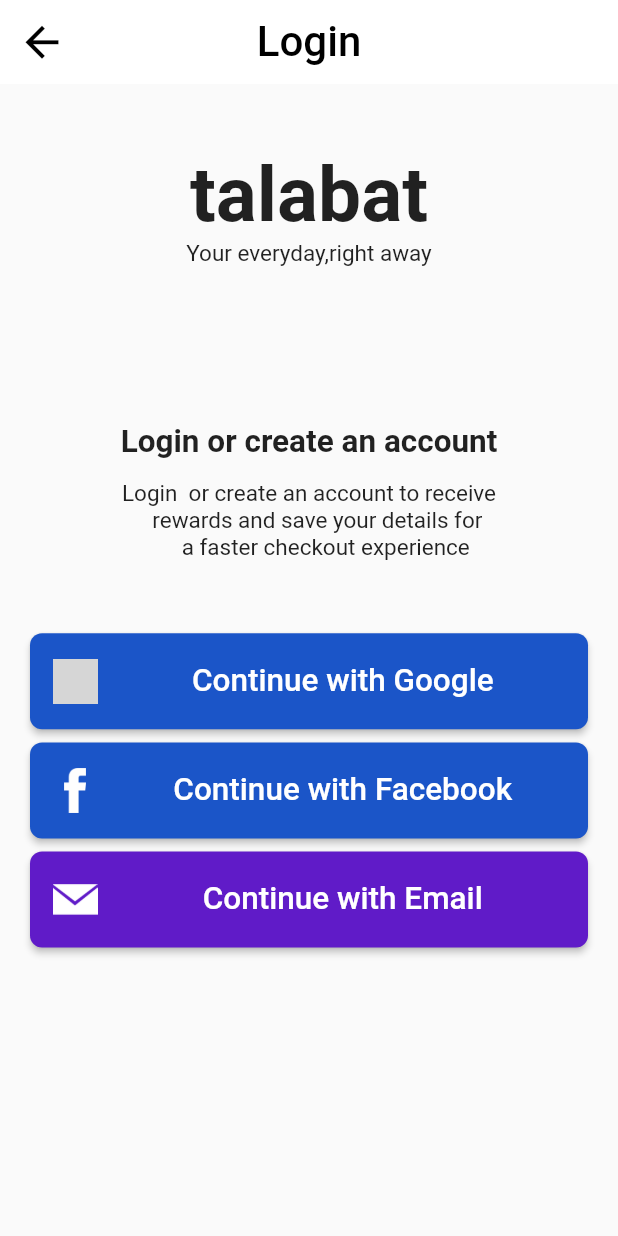
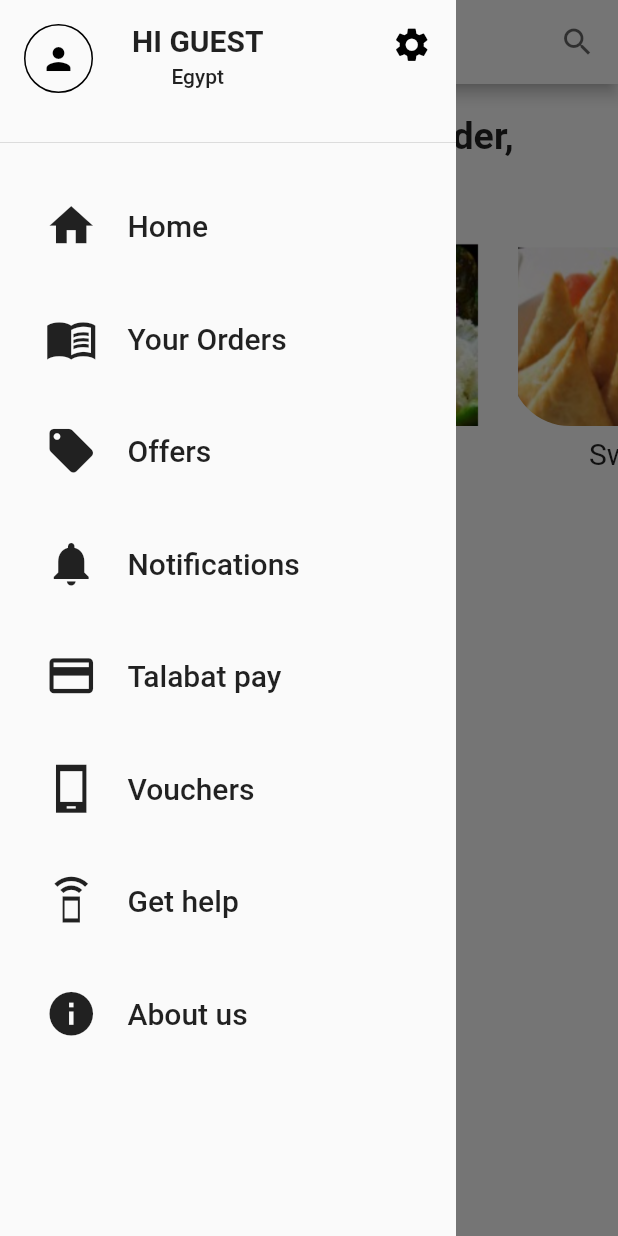
Before and after one commit to ShazaMashaal/talabat, a Flutter app: the screen it shows after launch, with the side drawer open (before the commit the screen has no drawer), on a phone screen of 412 x 824 dp. Run offline on Flutter 3.47's test engine with Material 2 defaults, Android fonts, the phone set to English and light mode, and no system bars; our stand-ins replace carousel_slider, dio, pin_code_fields, shared_preferences, splashscreen; grey boxes are pictures that could not be loaded.

Commit message:
homePage and drawer

```diff
--- a/lib/const.dart
+++ b/lib/const.dart
@@ -25,3 +25,11 @@
     return Text(headTitle,style: TextStyle(fontSize: 21,fontWeight: FontWeight.bold),);;
   }
 }
+
+
+final drawerSelectedItem=BoxDecoration(
+      color: Color(0xFF601BC8),
+    borderRadius: BorderRadius.only(topRight: Radius.circular(8),bottomRight: Radius.circular(8) )
+
+
+);
--- /dev/null
+++ b/lib/home_page/view/home_page.dart
@@ -0,0 +1,196 @@
+import 'package:flutter/material.dart';
+import 'package:talabat/items/drawer_items.dart';
+import 'package:carousel_slider/carousel_slider.dart';
+import '../../const.dart';
+
+class HomePage extends StatefulWidget {
+  @override
+  _HomePageState createState() => _HomePageState();
+}
+
+class _HomePageState extends State<HomePage> {
+  int _currentSelected;
+
+  @override
+  Widget build(BuildContext context) {
+    return Scaffold(
+      drawer: Drawer(
+        elevation: 0.0,
+        child: Column(
+          children: [
+            Container(
+              height: MediaQuery.of(context).size.height / 8,
+              child: DrawerHeader(
+                padding: EdgeInsets.zero,
+                child: ListTile(
+                    title: Align(
+                      alignment: Alignment(-1, -.9),
+                      child: Container(
+                        padding: EdgeInsets.all(10),
+                        height: MediaQuery.of(context).size.height / 13,
+                        child: Column(
+                          mainAxisAlignment: MainAxisAlignment.spaceBetween,
+                          children: [
+                            Text(
+                              "HI GUEST",
+                              style: TextStyle(
+                                  fontSize: 20, fontWeight: FontWeight.bold),
+                            ),
+                            Text("Egypt"),
+                          ],
+                        ),
+                      ),
+                    ),
+                    trailing: Icon(
+                      Icons.settings,
+                      size: 27,
+                      color: Colors.black,
+                    ),
+                    leading: Container(
+                      decoration: BoxDecoration(
+                          borderRadius: BorderRadius.circular(100),
+                          border: Border.all(color: Colors.black)),
+                      child: Padding(
+                        padding: const EdgeInsets.all(10.0),
+                        child: Icon(
+                          Icons.person,
+                          color: Colors.black,
+                        ),
+                      ),
+                    )),
+              ),
+            ),
+            Container(
+              child: ListView.builder(
+                physics: NeverScrollableScrollPhysics(),
+                shrinkWrap: true,
+                padding: EdgeInsets.all(10.0),
+                itemCount: listViewData.length,
+                itemBuilder: (context, index) {
+                  return GestureDetector(
+                    child: Container(
+                        child: _currentSelected == index
+                            ? Row(
+                                children: [
+                                  Container(
+                                    width: 9,
+                                    height: 50,
+                                    decoration: drawerSelectedItem,
+                                  ),
+                                  listViewData[index]
+                                ],
+                              )
+                            : listViewData[index]),
+                    onTap: () {
+                      setState(() {
+                        _currentSelected = index;
+                      });
+                    },
+                  );
+                },
+              ),
+            ),
+          ],
+        ),
+      ),
+      backgroundColor: Colors.white,
+      appBar: AppBar(
+        iconTheme: IconThemeData(color: Colors.black),
+        actions: [
+          Padding(
+            padding: const EdgeInsets.all(15.0),
+            child: Icon(
+              Icons.search,
+              color: Colors.black.withOpacity(0.6),
+            ),
+          )
+        ],
+        centerTitle: true,
+        backgroundColor: Colors.white,
+        title: Column(
+          mainAxisAlignment: MainAxisAlignment.spaceBetween,
+          children: [
+            Text(
+              "Delivering to",
+              style:
+                  TextStyle(fontSize: 16, color: Colors.black.withOpacity(0.6)),
+            ),
+            Row(
+              mainAxisAlignment: MainAxisAlignment.center,
+              children: [
+                Text(
+                  "El-GALLA Street",
+                  style: TextStyle(fontSize: 16, color: Color(0xFF601BC8)),
+                ),
+                Icon(
+                  Icons.arrow_downward,
+                  color: Color(0xFF601BC8),
+                )
+              ],
+            )
+          ],
+        ),
+      ),
+      body: ListView(
+        padding: EdgeInsets.only(top: 20.0,left: 20),
+        children: [
+          Text(
+            "What would you like to order, Ahmed?",
+            style: TextStyle(fontSize: 25, fontWeight: FontWeight.bold),
+          ),
+          SizedBox(
+            height: 180,
+            child: ListView(
+              scrollDirection: Axis.horizontal,
+              children: [
+                Column(
+                  mainAxisAlignment: MainAxisAlignment.spaceBetween,
+                  children: [
+                    ClipRRect(
+                        borderRadius: BorderRadius.circular(8.0),
+                        child: Image.asset(
+                          "assets/images/1.png",
+                          height: 150,
+                          width: 160,
+                        )),
+                    Text(
+                      "Food",
+                      style: TextStyle(fontSize: 20),
+                    )
+                  ],
+                ),
+                Column(
+                  mainAxisAlignment: MainAxisAlignment.spaceBetween,
+                  children: [
+
+                       Image.asset(
+                          "assets/images/2.png",
+                          height: 150,
+                          width: 160,
+                        ),
+                    Text("Grocries", style: TextStyle(fontSize: 20))
+                  ],
+                ),
+                Column(
+                  mainAxisAlignment: MainAxisAlignment.spaceBetween,
+                  children: [
+                    ClipRRect(
+                        borderRadius: BorderRadius.circular(40),
+                        child: Image.asset(
+                          "assets/images/3.png",
+                          height: 150,
+                          width: 160,
+                        )),
+                    Text("Sweet", style: TextStyle(fontSize: 20))
+                  ],
+                ),
+
+              ],
+            ),
+          ),
+
+        ],
+      ),
+    );
+  }
+}
--- /dev/null
+++ b/lib/items/drawer_items.dart
@@ -0,0 +1,36 @@
+ import 'package:flutter/material.dart';
+import 'package:talabat/widgets/drawer_item.dart';
+
+
+
+ List<DrawerItem> listViewData=
+
+    [
+           DrawerItem(
+             icon: Icons.home,
+             text: "Home",
+           ),
+           DrawerItem(
+             icon: Icons.menu_book_sharp,
+             text: "Your Orders",
+           ),DrawerItem(
+             icon: Icons.local_offer,
+             text: "Offers",
+           ),DrawerItem(
+             icon: Icons.notifications,
+             text: "Notifications",
+           ),DrawerItem(
+             icon: Icons.credit_card,
+             text: "Talabat pay",
+           ),DrawerItem(
+             icon: Icons.phone_android_sharp,
+             text: "Vouchers",
+           ),DrawerItem(
+             icon: Icons.speaker_phone_sharp,
+             text: "Get help",
+
+           ),DrawerItem(
+             icon: Icons.info,
+             text: "About us",
+           ),
+         ];
--- a/lib/login/view/login.dart
+++ b/lib/login/view/login.dart
@@ -1,6 +1,7 @@
 import 'package:flutter/material.dart';
 import 'package:talabat/forgot_password/view/forgot_password.dart';
 import 'package:talabat/shared/authentication.dart';
+import 'package:talabat/shared/shared_prefrences.dart';
 import 'package:talabat/sign_up/sign_up.dart';
 import 'package:talabat/map/map.dart';
 
@@ -124,8 +125,12 @@
                               final message = await authController.Auth(emailController.text, passwordController.text,"signInWithPassword");
                               if(message != 'ok')
                                 ScaffoldMessenger.of(context).showSnackBar(SnackBar(content: Text(message)));
-                              else
-                                Navigator.pushReplacement(context, MaterialPageRoute(builder: (context) => Map(),));
+                              else {
+
+                                Navigator.pushReplacement(context,
+                                    MaterialPageRoute(
+                                      builder: (context) => Map(),));
+                              }
                             }
                           },
                         ),
--- a/lib/main.dart
+++ b/lib/main.dart
@@ -1,7 +1,14 @@
 import 'package:flutter/material.dart';
+import 'package:flutter/services.dart';
+import 'package:talabat/home_page/view/home_page.dart';
+import 'package:talabat/shared/shared_prefrences.dart';
 import 'package:talabat/splash/view/splash.dart';
 
 void main() {
+
+  WidgetsFlutterBinding.ensureInitialized();
+  SharedPref.init();
+
   runApp(MyApp());
 }
 
@@ -9,6 +16,7 @@
   // This widget is the root of your application.
   @override
   Widget build(BuildContext context) {
+
     return MaterialApp(
       title: 'Flutter Demo',
       debugShowCheckedModeBanner: false,
@@ -16,9 +24,7 @@
 
         primarySwatch: Colors.blue,
       ),
-      home: Splash(
-
-      ),
+      home: HomePage(),
     );
   }
 }
--- a/lib/map/map.dart
+++ b/lib/map/map.dart
@@ -1,4 +1,7 @@
 import 'package:flutter/material.dart';
+import 'package:shared_preferences/shared_preferences.dart';
+import 'package:talabat/login_method/view/login_method.dart';
+import 'package:talabat/shared/shared_prefrences.dart';
 
 class Map extends StatefulWidget {
 
@@ -15,6 +18,17 @@
         leading: Icon(Icons.search),
         title: Text("Map"),
       ),
+      body: Center(
+        child: RaisedButton(
+          onPressed: () async {
+
+            SharedPref.clear();
+            Navigator.pushReplacement(context,
+                MaterialPageRoute(builder: (BuildContext ctx) => LoginMethod()));
+          },
+          child: Text('Logout'),
+        ),
+      ),
     );
   }
 }
--- a/lib/shared/authentication.dart
+++ b/lib/shared/authentication.dart
@@ -1,4 +1,5 @@
 import 'package:dio/dio.dart';
+import 'package:talabat/shared/shared_prefrences.dart';
 
 class AuthController {
 
@@ -15,8 +16,12 @@
         },
       ),);
     final data = response.data as Map;
-    if(data.containsKey('idToken'))
+    if(data.containsKey('idToken')){
+      SharedPref.init();
+      SharedPref.setID(data["idToken"]) ;
+
       return 'ok';
+    }
     else
       return data['error'];
   }
--- /dev/null
+++ b/lib/shared/shared_prefrences.dart
@@ -0,0 +1,22 @@
+import 'package:shared_preferences/shared_preferences.dart';
+
+class SharedPref {
+  static SharedPreferences prefs;
+
+  static Future init() async => prefs = await SharedPreferences.getInstance();
+
+  static bool containsKey(String key) => prefs.containsKey("idToken");
+
+  static clear() {
+    prefs.clear();
+  }
+
+  static setID(String value) {
+
+   prefs.setString('idToken', value);
+}
+
+  static Future<bool> setFname(String value) => prefs.setString('FName', value);
+
+  static Future<bool> setLname(String value) => prefs.setString('LName', value);
+}
--- a/lib/sign_up/sign_up.dart
+++ b/lib/sign_up/sign_up.dart
@@ -183,8 +183,9 @@
                                 final message = await authController.Auth(emailController.text, passwordController.text,"signUp");
                                 if(message != 'ok')
                                   ScaffoldMessenger.of(context).showSnackBar(SnackBar(content: Text(message)));
-                                else
+                                else{
                                   Navigator.pushReplacement(context, MaterialPageRoute(builder: (context) => Map(),));
+                              }
                               }
                             },
                           ),
--- a/lib/splash/view/splash.dart
+++ b/lib/splash/view/splash.dart
@@ -1,15 +1,31 @@
 import 'package:splashscreen/splashscreen.dart';
 import 'package:flutter/material.dart';
 import 'package:talabat/login_method/view/login_method.dart';
+import 'package:talabat/shared/shared_prefrences.dart';
+import 'package:talabat/map/map.dart';
 
 import '../../const.dart';
 
-class Splash extends StatelessWidget {
+class Splash extends StatefulWidget {
+  @override
+  _SplashState createState() => _SplashState();
+}
+
+class _SplashState extends State<Splash> {
+
+   StartScreen() {
+    if(SharedPref.containsKey("idToken")){
+      return Map();
+    }else
+      return LoginMethod();
+  }
   @override
   Widget build(BuildContext context) {
     return SplashScreen(
       seconds: 4,
-      navigateAfterSeconds: LoginMethod(),
+      navigateAfterSeconds:
+
+      StartScreen(),
       title: Text(
         'talabat',
         style: splashTitle,
--- /dev/null
+++ b/lib/widgets/drawer_item.dart
@@ -0,0 +1,23 @@
+import 'package:flutter/material.dart';
+
+class DrawerItem extends StatelessWidget {
+  final String text;
+  final IconData icon;
+
+  const DrawerItem({ this.text, this.icon}) ;
+
+
+  @override
+  Widget build(BuildContext context) {
+    return Row(
+      children: [
+        Padding(
+          padding: const EdgeInsets.all(20.0),
+          child: Icon(icon,size: 35,),
+        ),
+        Text(text,style: TextStyle(fontSize: 20,fontWeight: FontWeight.w500),)
+
+      ],
+    );
+  }
+}
--- a/pubspec.yaml
+++ b/pubspec.yaml
@@ -32,6 +32,10 @@
   splashscreen: ^1.3.5
   dio: ^4.0.0
   pin_code_fields: ^7.3.0
+  shared_preferences: ^2.0.6
+  font_awesome_flutter: ^9.1.0
+  carousel_slider: ^4.0.0
+
 
 
 dev_dependencies:
```
Also changed, not shown: assets/images/1.png (added), assets/images/2.png (added), assets/images/3.png (added), assets/images/4.png (added), pubspec.lock.
